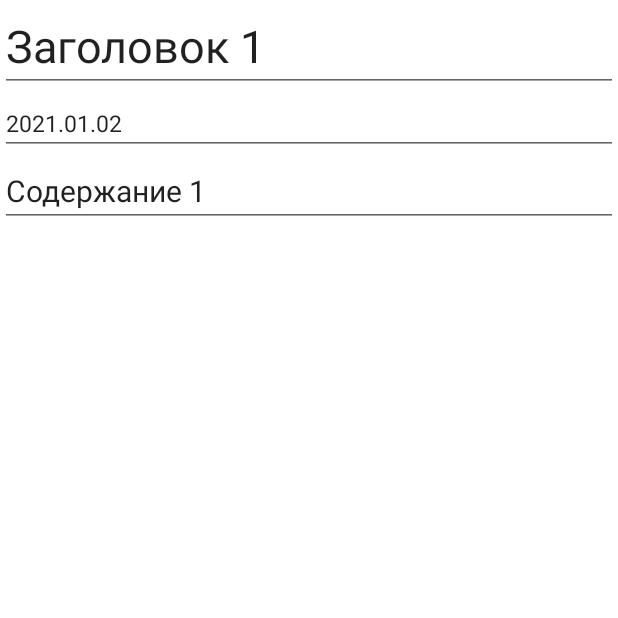
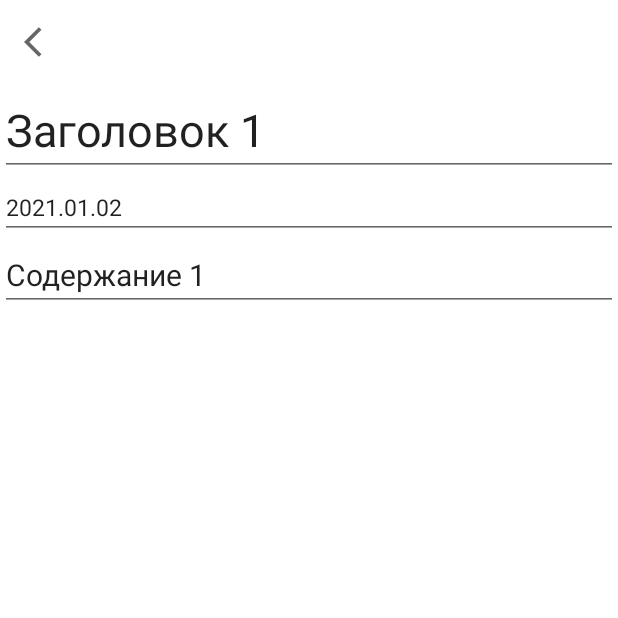
Before and after one commit to SJ1010s/MyNote, an Android app: the screen it shows after launch (MainActivity), after a tap on "Заголовок 1", on a phone screen of 412 x 824 dp, the top half of it. Run offline under Robolectric (Android 15) with nearby library versions, the phone set to English and light mode, and no system bars.

Commit message:
Сделал так, чтобы на кнопку Back блокнот сохранял заметки

```diff
--- a/app/src/main/java/ru/home/mynote/AdapterMain.java
+++ b/app/src/main/java/ru/home/mynote/AdapterMain.java
@@ -12,7 +12,7 @@ import com.google.android.material.textview.MaterialTextView;
 import java.util.ArrayList;
 import java.util.List;
 
-public class AdapterMain extends RecyclerView.Adapter<AdapterMain.NotesViewHolder> {
+public class AdapterMain extends RecyclerView.Adapter<AdapterMain.NotesViewHolder> implements NoteAdapterSetItem {
 
     private final List<NoteStructure> notes = new ArrayList<>();
     private final NotesAdapterCallback callback;
@@ -26,6 +26,7 @@ public class AdapterMain extends RecyclerView.Adapter<AdapterMain.NotesViewHolde
         this.notes.addAll(notes);
         notifyDataSetChanged();
     }
+
 
     @NonNull
     @Override
@@ -43,6 +44,13 @@ public class AdapterMain extends RecyclerView.Adapter<AdapterMain.NotesViewHolde
     @Override
     public int getItemCount() {
         return notes.size();
+    }
+
+    @Override
+    public void setItem(NoteStructure noteStructure, int position) {
+        notes.set(position, noteStructure);
+        notifyItemChanged(position);
+
     }
 
     class NotesViewHolder extends RecyclerView.ViewHolder{
--- a/app/src/main/java/ru/home/mynote/MainFragment.java
+++ b/app/src/main/java/ru/home/mynote/MainFragment.java
@@ -29,13 +29,15 @@ import java.util.List;
  * Use the {@link MainFragment#newInstance} factory method to
  * create an instance of this fragment.
  */
-public class MainFragment extends Fragment implements NotesAdapterCallback {
+public class MainFragment extends Fragment implements NotesAdapterCallback{
 
     public static final String ARG_INDEX_MAIN = "arg_index_main";
 
     private final List<NoteStructure> notes = new ArrayList<>();
     private final AdapterMain adapterMain = new AdapterMain(this);
-
+    NoteFragment noteFragment;
+    private NoteStructure lastNoteStructure;
+    private int lastPosition;
     public MainFragment() {
         // Required empty public constructor
     }
@@ -65,7 +67,11 @@ public class MainFragment extends Fragment implements NotesAdapterCallback {
     public View onCreateView(LayoutInflater inflater, ViewGroup container,
                              Bundle savedInstanceState) {
         // Inflate the layout for this fragment]
-
+        if(savedInstanceState!=null){
+            lastNoteStructure = noteFragment.getNote();
+            lastPosition = noteFragment.getPosition();
+            adapterMain.setItem(lastNoteStructure, lastPosition);
+        }
         return inflater.inflate(R.layout.fragment_main, container, false);
 
     }
@@ -121,8 +127,9 @@ public class MainFragment extends Fragment implements NotesAdapterCallback {
     @Override
     public void onItemClick(int position) {
         NoteStructure note = notes.get(position);
-        NoteFragment noteFragment = NoteFragment.newInstance("note");
-        noteFragment.setNote(notes.get(position));
+        noteFragment = NoteFragment.newInstance("note");
+        noteFragment.setPosition(position);
+        noteFragment.setNote(note);
         requireActivity().getSupportFragmentManager()
                 .beginTransaction()
                 .addToBackStack("note")
--- /dev/null
+++ b/app/src/main/java/ru/home/mynote/NoteAdapterSetItem.java
@@ -0,0 +1,6 @@
+package ru.home.mynote;
+
+public interface NoteAdapterSetItem {
+
+    void setItem (NoteStructure noteStructure, int position);
+}
--- a/app/src/main/java/ru/home/mynote/NoteFragment.java
+++ b/app/src/main/java/ru/home/mynote/NoteFragment.java
@@ -11,8 +11,7 @@ import android.view.View;
 import android.view.ViewGroup;
 import android.widget.EditText;
 
-import java.util.ArrayList;
-import java.util.List;
+import com.google.android.material.appbar.MaterialToolbar;
 
 /**
  * A simple {@link Fragment} subclass.
@@ -21,8 +20,18 @@ import java.util.List;
  */
 public class NoteFragment extends Fragment {
 
+
     private NoteStructure note;
     private static final String ARG_NOTE_FRAG = "note_fragment";
+    private MaterialToolbar noteToolbar;
+    private EditText title;
+    private EditText date;
+    private EditText descr;
+    private int position;
+
+    public void setPosition(int position) {
+        this.position = position;
+    }
 
 
     public NoteFragment() {
@@ -64,11 +73,33 @@ public class NoteFragment extends Fragment {
     }
 
     public void initNote(View view){
-        EditText title = view.findViewById(R.id.note_title);
-        EditText date = view.findViewById(R.id.note_date);
-        EditText descr = view.findViewById(R.id.note_descr);
+        title = view.findViewById(R.id.note_title);
+        date = view.findViewById(R.id.note_date);
+        descr = view.findViewById(R.id.note_descr);
         title.setText(note.getTitle());
         date.setText(note.getDate());
         descr.setText(note.getDescr());
+        noteToolbar = view.findViewById(R.id.note_details_toolbar);
+    }
+
+    @Override
+    public void onActivityCreated(@Nullable Bundle savedInstanceState) {
+        super.onActivityCreated(savedInstanceState);
+        noteToolbar.setNavigationOnClickListener(new View.OnClickListener() {
+            @Override
+            public void onClick(View v) {
+                if(getActivity()!=null){
+                    note.setTitle(title.getText().toString());
+                    note.setDate(date.getText().toString());
+                    note.setDescr(descr.getText().toString());
+                    getActivity().onBackPressed();
+
+                }
+            }
+        });
+    }
+
+    public int getPosition() {
+        return position;
     }
 }
--- a/app/src/main/java/ru/home/mynote/NoteStructure.java
+++ b/app/src/main/java/ru/home/mynote/NoteStructure.java
@@ -1,6 +1,8 @@
 package ru.home.mynote;
 
-public class NoteStructure {
+import java.io.Serializable;
+
+public class NoteStructure implements Serializable {
     private String title;
     private String descr;
     private String date;
--- /dev/null
+++ b/app/src/main/res/drawable/ic_baseline_arrow_back_ios_24.xml
@@ -0,0 +1,10 @@
+<vector xmlns:android="http://schemas.android.com/apk/res/android"
+    android:width="24dp"
+    android:height="24dp"
+    android:viewportWidth="24"
+    android:viewportHeight="24"
+    android:tint="?attr/colorControlNormal">
+  <path
+      android:fillColor="@android:color/white"
+      android:pathData="M11.67,3.87L9.9,2.1 0,12l9.9,9.9 1.77,-1.77L3.54,12z"/>
+</vector>
--- a/app/src/main/res/layout/fragment_note.xml
+++ b/app/src/main/res/layout/fragment_note.xml
@@ -3,22 +3,32 @@
     xmlns:tools="http://schemas.android.com/tools"
     android:layout_width="match_parent"
     android:layout_height="match_parent"
+    xmlns:app="http://schemas.android.com/apk/res-auto"
     android:orientation="vertical"
     tools:context=".NoteFragment">
+
+
+    <com.google.android.material.appbar.MaterialToolbar
+        android:id="@+id/note_details_toolbar"
+        popupTheme="@style/Theme.MyNote.PopupOverplay"
+        android:layout_width="match_parent"
+        android:layout_height="?attr/actionBarSize"
+        app:navigationIcon="@drawable/ic_baseline_arrow_back_ios_24"/>
+
 
     <com.google.android.material.textfield.TextInputEditText
         android:id="@+id/note_title"
         android:layout_width="match_parent"
         android:layout_height="wrap_content"
-        tools:text="@string/title"
-        android:textSize="@dimen/title_in_main" />
+        android:textSize="@dimen/title_in_main"
+        tools:text="@string/title" />
 
     <com.google.android.material.textfield.TextInputEditText
         android:id="@+id/note_date"
         android:layout_width="match_parent"
         android:layout_height="wrap_content"
-        tools:text="@string/date"
-        android:textSize="@dimen/date_ib_main" />
+        android:textSize="@dimen/date_ib_main"
+        tools:text="@string/date" />
 
     <ScrollView
         android:layout_width="match_parent"
@@ -28,8 +38,8 @@
             android:id="@+id/note_descr"
             android:layout_width="match_parent"
             android:layout_height="wrap_content"
-            tools:text="@string/text_note"
-            android:textSize="@dimen/text_note_in_main" />
+            android:textSize="@dimen/text_note_in_main"
+            tools:text="@string/text_note" />
     </ScrollView>
 
 </LinearLayout>
--- a/app/src/main/res/layout/item_fragment_main.xml
+++ b/app/src/main/res/layout/item_fragment_main.xml
@@ -4,14 +4,16 @@
     android:layout_height="wrap_content"
     xmlns:app="http://schemas.android.com/apk/res-auto"
     app:cardBackgroundColor="@color/white"
-    app:cardCornerRadius="10dp"
-    android:layout_marginHorizontal="10dp">
+    app:cardCornerRadius="15dp"
+    app:cardElevation="10dp"
+    app:cardUseCompatPadding="true">
 
     <LinearLayout xmlns:tools="http://schemas.android.com/tools"
         android:id="@+id/item_main"
         android:layout_width="match_parent"
         android:layout_height="match_parent"
         android:orientation="vertical">
+
 
         <com.google.android.material.textview.MaterialTextView
             android:id="@+id/item_title"
```
